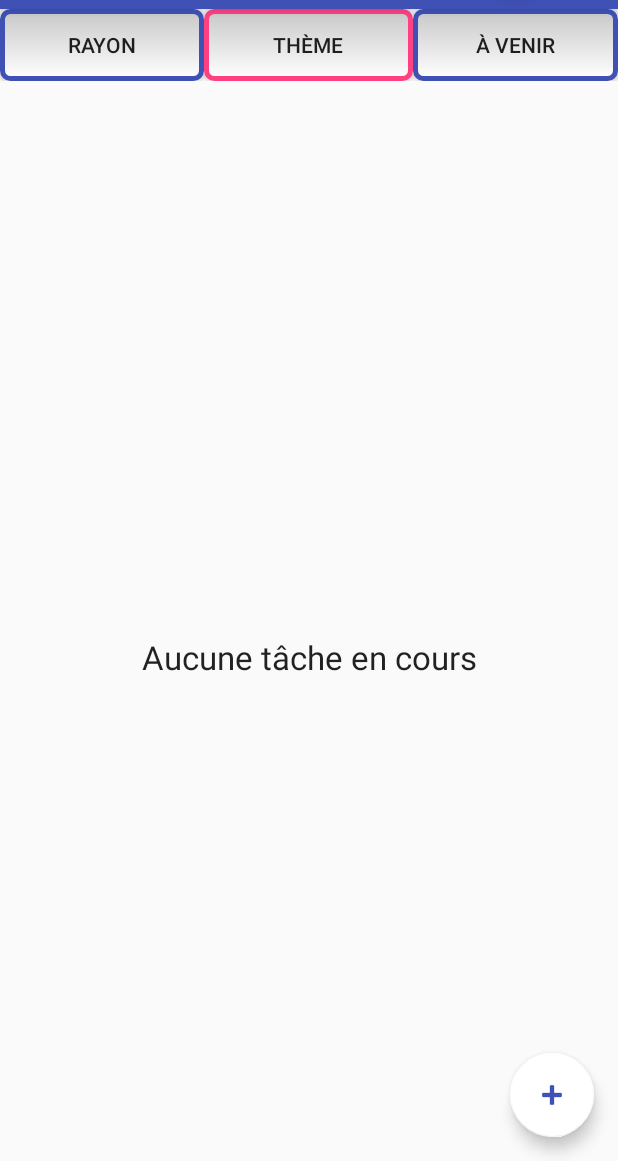
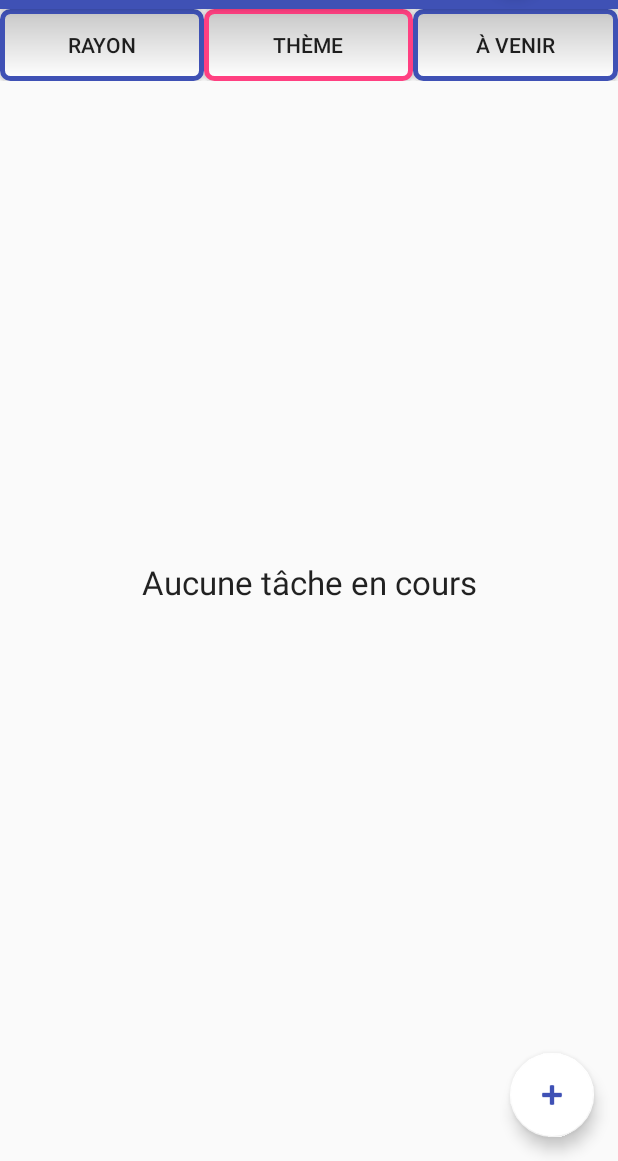
Before and after one commit to Horrih/Courses, an Android app: the screen it shows after launch (MainActivity), after a tap on "THÈME", on a phone screen of 412 x 824 dp, the part 75-1236 px from its top. Run offline under Robolectric (Android 15) with nearby library versions, the phone set to English and light mode, and no system bars.

Commit message:
Movement upwards of the no task to display message

```diff
--- a/app/src/main/res/layout/fragment_pager_list.xml
+++ b/app/src/main/res/layout/fragment_pager_list.xml
@@ -23,6 +23,7 @@
             android:layout_height="match_parent"
             android:textAppearance="?android:attr/textAppearanceLarge"
             android:gravity="center"
+            android:paddingBottom="100dp"
             android:text="Aucune tâche en cours"
          />
 
```
